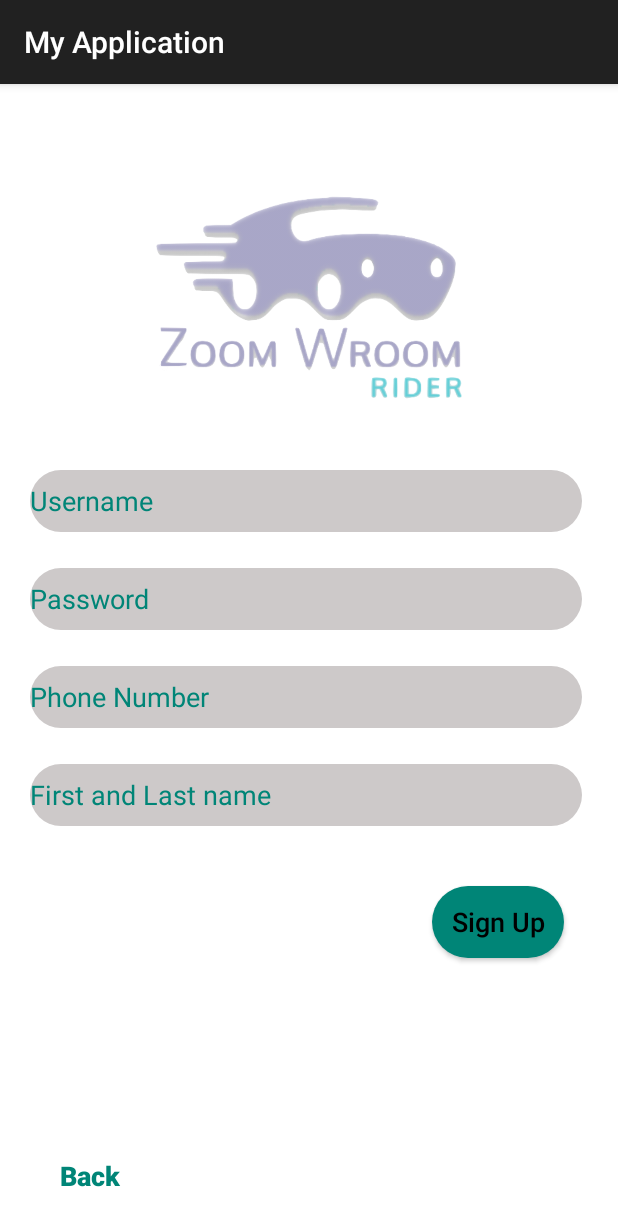
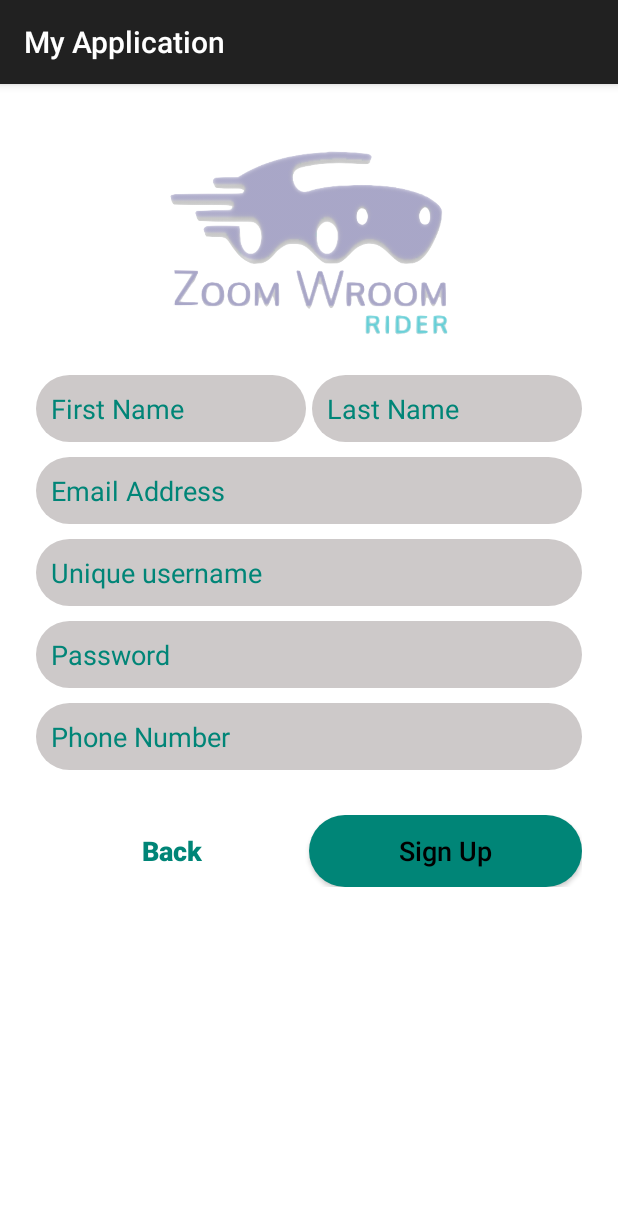
Before and after one commit to sharyar/ZoomWroom, an Android app: the RiderSignUpActivity screen opened directly, with no data from a screen before it, on a phone screen of 412 x 824 dp. Shown: the top 1226 px of the screen. Run offline under Robolectric (Android 15) with nearby library versions, the phone set to English and light mode, and no system bars; our stand-ins replace Firebase (no records; nobody signed in at launch, a user with empty details on screens opened directly).

Commit message:
feat: rider & driver signup now works.
Only email and password fields are currently used to create the user.

```diff
--- a/app/src/main/java/com/example/zoomwroom/DriverSignUpActivity.java
+++ b/app/src/main/java/com/example/zoomwroom/DriverSignUpActivity.java
@@ -28,10 +28,6 @@ public class DriverSignUpActivity extends AppCompatActivity {
 
     private static final String TAG = "EmailPassword";
 
-    //Declare variables required for this activity
-
-
-
 
     @Override
     protected void onCreate(Bundle savedInstanceState) {
@@ -41,7 +37,8 @@ public class DriverSignUpActivity extends AppCompatActivity {
         //Get Auth instance from Firebase
         mAuth = FirebaseAuth.getInstance();
 
-        EditText fullName = findViewById(R.id.driverSignupFullName);
+        EditText firstName = findViewById(R.id.driverSignupFName);
+        EditText lastName = findViewById(R.id.driverSignupLName);
         EditText emailAddress = findViewById(R.id.driverSignupEmailAddress);
         EditText passWordEditText = findViewById(R.id.driverSignupPassWord);
         EditText userName = findViewById(R.id.driverSignupUserName);
@@ -63,6 +60,11 @@ public class DriverSignUpActivity extends AppCompatActivity {
                                 FirebaseUser user = mAuth.getCurrentUser();
                                 Toast.makeText(DriverSignUpActivity.this, "You are now signed up!",
                                         Toast.LENGTH_SHORT).show();
+
+                                //Add data from other fields if registration was successful:
+
+
+
 
                             } else {
                                 Log.w(TAG, "createUserWithEmail:failure", task.getException());
--- a/app/src/main/java/com/example/zoomwroom/RiderSignUpActivity.java
+++ b/app/src/main/java/com/example/zoomwroom/RiderSignUpActivity.java
@@ -1,17 +1,24 @@
+//sources: https://firebase.google.com/docs/auth/android/password-auth#create_a_password-based_account
+
 package com.example.zoomwroom;
 
+import androidx.annotation.NonNull;
 import androidx.appcompat.app.AppCompatActivity;
-
 import android.content.Intent;
 import android.os.Bundle;
+import android.util.Log;
 import android.view.View;
 import android.widget.Button;
+import android.widget.EditText;
+import android.widget.Toast;
 
 import com.example.zoomwroom.Entities.Rider;
-import com.google.firebase.firestore.CollectionReference;
+import com.google.android.gms.tasks.OnCompleteListener;
+import com.google.android.gms.tasks.Task;
+import com.google.firebase.auth.AuthResult;
 import com.google.firebase.firestore.FirebaseFirestore;
-
-import java.util.HashMap;
+import com.google.firebase.auth.FirebaseUser;
+import com.google.firebase.auth.FirebaseAuth;
 
 public class RiderSignUpActivity extends AppCompatActivity {
     Rider test;
@@ -19,14 +26,52 @@ public class RiderSignUpActivity extends AppCompatActivity {
     // Write this to get access to the database! NEED!
     FirebaseFirestore database = FirebaseFirestore.getInstance();
 
+    //Used for user authentication and signup
+    private FirebaseAuth mAuth;
+
+    private static final String TAG = "EmailPassword";
+
+
     @Override
     protected void onCreate(Bundle savedInstanceState) {
         super.onCreate(savedInstanceState);
         setContentView(R.layout.activity_rider_sign_up);
 
-        ///if user click back button it will return back to their mode activity
+        //Get Auth instance from Firebase
+        mAuth = FirebaseAuth.getInstance();
 
-        Button rider_backBT = findViewById(R.id.rider_BackBT);
+        EditText fullName = findViewById(R.id.riderSignupFName);
+        EditText emailAddress = findViewById(R.id.riderSignupEmailAddress);
+        EditText passWordEditText = findViewById(R.id.riderSignupPassWord);
+        EditText userName = findViewById(R.id.riderSignupUserName);
+        EditText phoneNumber = findViewById(R.id.riderSignupPhoneNumber);
+        Button signUpRider = findViewById(R.id.riderSignupSignupBtn);
+
+        signUpRider.setOnClickListener((View v) -> {
+            String email = emailAddress.getText().toString().trim();
+            String passWord = passWordEditText.getText().toString().trim();
+            mAuth.createUserWithEmailAndPassword(email, passWord)
+                    .addOnCompleteListener(this, new OnCompleteListener<AuthResult>() {
+                        @Override
+                        public void onComplete(@NonNull Task<AuthResult> task) {
+                            if (task.isSuccessful()) {
+                                Log.d(TAG, "createUserWithEmail:Success");
+                                //Get the newly created user. We can use this to actually build the contact info page.
+                                FirebaseUser user = mAuth.getCurrentUser();
+                                Toast.makeText(RiderSignUpActivity.this, "You are now signed up!",
+                                        Toast.LENGTH_SHORT).show();
+
+                            } else {
+                                Log.w(TAG, "createUserWithEmail:failure", task.getException());
+                                Toast.makeText(RiderSignUpActivity.this, "Signup Failed",
+                                        Toast.LENGTH_SHORT).show();
+                            }
+                        }
+                    });
+        });
+
+        // Back button functionality
+        Button rider_backBT = findViewById(R.id.riderSignupBackBtn);
         rider_backBT.setOnClickListener(new View.OnClickListener() {
             @Override
             public void onClick(View v) {
@@ -34,23 +79,26 @@ public class RiderSignUpActivity extends AppCompatActivity {
             }
         });
 
-        // Creating a rider test object
-        String name = "Bobby Joe";
-        String username = "booo";
-        String userID = "1";
-        test = new Rider(name,username,userID);
-        /////
 
-        // Remember that hashmaps take in a key value pair! I'm guessing it will be (userID, Rider/Driver)
-        // Note that for now I have <String, String> because I'm getting a separate error with Rider
-        HashMap<String, String> data = new HashMap<>();
-        //start putting in values into the data
-        data.put(userID, name);
-        //this line gets access to the database, with the page called riders! eventually there will be drivers etc.
-        final CollectionReference collectionReference = database.collection("Riders");
-        collectionReference
-                .document(userID) // name
-                .set(data);
+
+
+//        // Creating a rider test object
+//        String name = "Bobby Joe";
+//        String username = "booo";
+//        String userID = "1";
+//        test = new Rider(name,username,userID);
+//        /////
+//
+//        // Remember that hashmaps take in a key value pair! I'm guessing it will be (userID, Rider/Driver)
+//        // Note that for now I have <String, String> because I'm getting a separate error with Rider
+//        HashMap<String, String> data = new HashMap<>();
+//        //start putting in values into the data
+//        data.put(userID, name);
+//        //this line gets access to the database, with the page called riders! eventually there will be drivers etc.
+//        final CollectionReference collectionReference = database.collection("Riders");
+//        collectionReference
+//                .document(userID) // name
+//                .set(data);
     }
 
     public void OpenRiderModeActivity() {
--- a/app/src/main/res/layout/activity_driver_sign_up.xml
+++ b/app/src/main/res/layout/activity_driver_sign_up.xml
@@ -27,20 +27,40 @@
             android:layout_gravity="center"
             android:layout_marginBottom="20dp"
             android:contentDescription="Logo"
-            app:srcCompat="@drawable/driverlogo1"
-            tools:layout_editor_absoluteX="16dp" />
+            app:srcCompat="@drawable/driverlogo1" />
 
-        <EditText
-            android:id="@+id/driverSignupFullName"
+        <LinearLayout
             android:layout_width="match_parent"
             android:layout_height="wrap_content"
-            android:layout_marginBottom="10dp"
-            android:background="@drawable/driversignup_text_shape"
-            android:hint="First and Last Name"
-            android:padding="10dp"
-            android:textColor="@color/colorPrimary"
-            android:textColorHint="@color/colorPrimary"
-            android:textSize="18sp" />
+            android:orientation="horizontal">
+
+            <EditText
+                android:id="@+id/driverSignupFName"
+                android:layout_width="0dp"
+                android:layout_height="wrap_content"
+                android:layout_marginBottom="10dp"
+                android:background="@drawable/driversignup_text_shape"
+                android:hint="First Name"
+                android:padding="10dp"
+                android:textColor="@color/colorPrimary"
+                android:textColorHint="@color/colorPrimary"
+                android:textSize="18sp"
+                android:layout_weight="1"
+                android:layout_marginEnd="4dp"/>
+
+            <EditText
+                android:id="@+id/driverSignupLName"
+                android:layout_width="0dp"
+                android:layout_height="wrap_content"
+                android:layout_marginBottom="10dp"
+                android:background="@drawable/driversignup_text_shape"
+                android:hint="Last Name"
+                android:padding="10dp"
+                android:textColor="@color/colorPrimary"
+                android:textColorHint="@color/colorPrimary"
+                android:textSize="18sp"
+                android:layout_weight="1"/>
+        </LinearLayout>
 
         <EditText
             android:id="@+id/driverSignupEmailAddress"
--- a/app/src/main/res/layout/activity_rider_sign_up.xml
+++ b/app/src/main/res/layout/activity_rider_sign_up.xml
@@ -8,98 +8,146 @@
     android:theme="@style/Theme.AppCompat"
     tools:context=".RiderSignUpActivity">
 
+    <LinearLayout
+        android:layout_width="match_parent"
+        android:layout_height="0dp"
+        android:layout_marginStart="24dp"
+        android:layout_marginTop="24dp"
+        android:layout_marginEnd="24dp"
+        android:layout_marginBottom="24dp"
+        android:orientation="vertical"
+        app:layout_constraintBottom_toBottomOf="parent"
+        app:layout_constraintEnd_toEndOf="parent"
+        app:layout_constraintStart_toStartOf="parent"
+        app:layout_constraintTop_toTopOf="parent">
+
         <ImageView
             android:id="@+id/rider_image"
             android:layout_width="247dp"
-        android:layout_height="165dp"
-        android:layout_marginTop="52dp"
-        app:layout_constraintEnd_toEndOf="parent"
-        app:layout_constraintHorizontal_bias="0.496"
-        app:layout_constraintStart_toStartOf="parent"
-        app:layout_constraintTop_toTopOf="parent"
+            android:layout_height="150dp"
+            android:layout_gravity="center_horizontal"
+            android:layout_marginBottom="20dp"
             app:srcCompat="@drawable/riderlogo" />
 
+        <LinearLayout
+            android:layout_width="match_parent"
+            android:layout_height="wrap_content"
+            android:orientation="horizontal">
+
             <EditText
-        android:id="@+id/rider_username"
-        android:layout_width="368dp"
-        android:layout_height="41dp"
-        android:layout_marginTop="40dp"
+                android:id="@+id/riderSignupFName"
+                android:layout_width="0dp"
+                android:layout_height="wrap_content"
+                android:layout_marginBottom="10dp"
                 android:background="@drawable/rider_signup_shape"
-        android:hint="Username"
+                android:hint="First Name"
+                android:inputType="textPersonName"
+                android:padding="10dp"
                 android:textColor="@color/colorPrimary"
                 android:textColorHint="@color/colorPrimary"
                 android:textSize="18sp"
-        app:layout_constraintStart_toStartOf="@+id/rider_password"
-        app:layout_constraintTop_toBottomOf="@+id/rider_image" />
+                android:layout_weight="1"
+                android:layout_marginEnd="4dp"/>
 
             <EditText
-        android:id="@+id/rider_password"
-        android:layout_width="368dp"
-        android:layout_height="41dp"
-        android:layout_marginTop="24dp"
+                android:id="@+id/riderSignupLName"
+                android:layout_width="0dp"
+                android:layout_height="wrap_content"
+                android:layout_marginBottom="10dp"
                 android:background="@drawable/rider_signup_shape"
-        android:text="Password"
+                android:hint="Last Name"
+                android:inputType="textPersonName"
+                android:padding="10dp"
                 android:textColor="@color/colorPrimary"
+                android:textColorHint="@color/colorPrimary"
                 android:textSize="18sp"
-        app:layout_constraintStart_toStartOf="@+id/rider_phone"
-        app:layout_constraintTop_toBottomOf="@+id/rider_username" />
+                android:layout_weight="1"/>
+        </LinearLayout>
 
         <EditText
-        android:id="@+id/rider_phone"
-        android:layout_width="368dp"
-        android:layout_height="41dp"
-        android:layout_marginStart="20dp"
-        android:layout_marginTop="24dp"
+            android:id="@+id/riderSignupEmailAddress"
+            android:layout_width="match_parent"
+            android:layout_height="wrap_content"
+            android:layout_marginBottom="10dp"
             android:background="@drawable/rider_signup_shape"
-        android:inputType="phone"
-        android:text="Phone Number"
+            android:hint="Email Address"
+            android:inputType="textEmailAddress"
+            android:padding="10dp"
             android:textColor="@color/colorPrimary"
-        android:textSize="18sp"
-        app:layout_constraintStart_toStartOf="parent"
-        app:layout_constraintTop_toBottomOf="@+id/rider_password"></EditText>
+            android:textColorHint="@color/colorPrimary"
+            android:textSize="18sp" />
 
         <EditText
-        android:id="@+id/rider_name"
-        android:layout_width="368dp"
-        android:layout_height="41dp"
-        android:layout_marginStart="20dp"
-        android:layout_marginTop="24dp"
+            android:id="@+id/riderSignupUserName"
+            android:layout_width="match_parent"
+            android:layout_height="wrap_content"
+            android:layout_marginBottom="10dp"
             android:background="@drawable/rider_signup_shape"
-        android:text="First and Last name"
+            android:hint="Unique username"
+            android:inputType="textNoSuggestions"
+            android:padding="10dp"
             android:textColor="@color/colorPrimary"
-        android:textSize="18sp"
-        app:layout_constraintStart_toStartOf="parent"
-        app:layout_constraintTop_toBottomOf="@+id/rider_phone" />
+            android:textColorHint="@color/colorPrimary"
+            android:textSize="18sp" />
+
+        <EditText
+            android:id="@+id/riderSignupPassWord"
+            android:layout_width="match_parent"
+            android:layout_height="wrap_content"
+            android:layout_marginBottom="10dp"
+            android:background="@drawable/rider_signup_shape"
+            android:hint="Password"
+            android:inputType="textPassword"
+            android:padding="10dp"
+            android:textColor="@color/colorPrimary"
+            android:textColorHint="@color/colorPrimary"
+            android:textSize="18sp" />
+
+        <EditText
+            android:id="@+id/riderSignupPhoneNumber"
+            android:layout_width="match_parent"
+            android:layout_height="wrap_content"
+            android:layout_marginBottom="10dp"
+            android:background="@drawable/rider_signup_shape"
+            android:hint="Phone Number"
+            android:inputType="phone"
+            android:padding="10dp"
+            android:textColor="@color/colorPrimary"
+            android:textColorHint="@color/colorPrimary"
+            android:textSize="18sp" />
+
+        <LinearLayout
+            android:layout_width="match_parent"
+            android:layout_height="wrap_content"
+            android:layout_marginTop="20dp"
+            android:gravity="center"
+            android:orientation="horizontal">
 
             <Button
-        android:id="@+id/rider_SignupBT"
-        android:layout_width="wrap_content"
+                android:id="@+id/riderSignupBackBtn"
+                android:layout_width="0dp"
                 android:layout_height="wrap_content"
-        android:layout_marginTop="40dp"
-        android:layout_marginEnd="36dp"
-        android:background="@drawable/rounded_button"
-        android:text="Sign Up"
-        android:textAllCaps="false"
-        android:textColor="@android:color/black"
-        android:textSize="18sp"
-        app:layout_constraintEnd_toEndOf="parent"
-        app:layout_constraintTop_toBottomOf="@+id/rider_name" />
-
-    <Button
-        android:id="@+id/rider_BackBT"
-        android:layout_width="wrap_content"
-        android:layout_height="wrap_content"
-        android:layout_marginStart="16dp"
-        android:layout_marginBottom="16dp"
+                android:layout_weight="1"
                 android:background="@null"
                 android:text="Back"
                 android:textAllCaps="false"
                 android:textColor="@color/colorPrimary"
                 android:textSize="18sp"
-        android:textStyle="bold"
-        app:layout_constraintBottom_toBottomOf="parent"
-        app:layout_constraintStart_toStartOf="parent"
-        app:layout_constraintTop_toBottomOf="@+id/rider_name"
-        app:layout_constraintVertical_bias="1.0" />
+                android:textStyle="bold" />
+
+            <Button
+                android:id="@+id/riderSignupSignupBtn"
+                android:layout_width="0dp"
+                android:layout_height="wrap_content"
+                android:layout_weight="1"
+                android:background="@drawable/rounded_button"
+                android:text="Sign Up"
+                android:textAllCaps="false"
+                android:textColor="@android:color/black"
+                android:textSize="18sp" />
+
+        </LinearLayout>
+
+    </LinearLayout>
 
 </androidx.constraintlayout.widget.ConstraintLayout>
```
Lines whose indentation alone changed are shown as unchanged.
